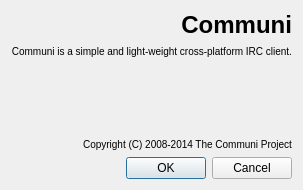
Old version of the form src/app/settingspage.ui in the repository communi/communi-desktop.
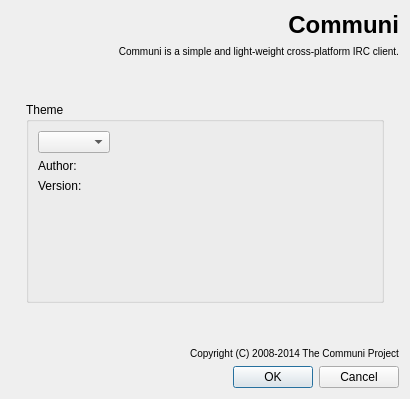
New version of the form. Icons and pictures are not drawn. Custom widgets are drawn as their Qt base class.

Commit message: Revise theme selection & preview

What changed in the file:
```diff
--- a/src/app/settingspage.ui
+++ b/src/app/settingspage.ui
@@ -4,15 +4,15 @@
  <widget class="QWidget" name="SettingsPage">
   <layout class="QVBoxLayout" name="verticalLayout">
    <item>
-    <layout class="QHBoxLayout" name="titleLayout">
-     <item>
+    <layout class="QGridLayout" name="gridLayout">
+     <item row="0" column="0">
       <widget class="QLabel" name="iconLabel">
        <property name="pixmap">
         <pixmap resource="../../resources/communi.qrc">:/icons/64x64/communi.png</pixmap>
        </property>
       </widget>
      </item>
-     <item>
+     <item row="0" column="1">
       <widget class="QLabel" name="titleLabel">
        <property name="sizePolicy">
         <sizepolicy hsizetype="MinimumExpanding" vsizetype="Preferred">
@@ -28,33 +28,165 @@
        </property>
       </widget>
      </item>
+     <item row="1" column="1">
+      <widget class="QLabel" name="sloganLabel">
+       <property name="text">
+        <string>&lt;small&gt;Communi is a simple and light-weight cross-platform IRC client.&lt;/small&gt;</string>
+       </property>
+       <property name="alignment">
+        <set>Qt::AlignRight|Qt::AlignTop|Qt::AlignTrailing</set>
+       </property>
+      </widget>
+     </item>
     </layout>
    </item>
    <item>
-    <widget class="QLabel" name="sloganLabel">
-     <property name="text">
-      <string>&lt;small&gt;Communi is a simple and light-weight cross-platform IRC client.&lt;/small&gt;</string>
+    <widget class="QWidget" name="container" native="true">
+     <property name="sizePolicy">
+      <sizepolicy hsizetype="Preferred" vsizetype="Expanding">
+       <horstretch>0</horstretch>
+       <verstretch>0</verstretch>
+      </sizepolicy>
      </property>
-     <property name="alignment">
-      <set>Qt::AlignRight|Qt::AlignTop|Qt::AlignTrailing</set>
-     </property>
-    </widget>
-   </item>
-   <item>
-    <widget class="QScrollArea" name="scrollArea">
-     <property name="frameShape">
-      <enum>QFrame::NoFrame</enum>
-     </property>
-     <property name="widgetResizable">
-      <bool>true</bool>
-     </property>
-     <widget class="QWidget" name="content">
-      <layout class="QVBoxLayout" name="contentLayout">
-       <property name="spacing">
-        <number>24</number>
-       </property>
-      </layout>
-     </widget>
+     <layout class="QGridLayout" name="gridLayout_3">
+      <item row="0" column="1">
+       <spacer name="topSpacer">
+        <property name="orientation">
+         <enum>Qt::Vertical</enum>
+        </property>
+        <property name="sizeType">
+         <enum>QSizePolicy::Preferred</enum>
+        </property>
+        <property name="sizeHint" stdset="0">
+         <size>
+          <width>20</width>
+          <height>29</height>
+         </size>
+        </property>
+       </spacer>
+      </item>
+      <item row="1" column="0">
+       <widget class="QWidget" name="leftSpacer" native="true">
+        <property name="sizePolicy">
+         <sizepolicy hsizetype="Expanding" vsizetype="Preferred">
+          <horstretch>1</horstretch>
+          <verstretch>0</verstretch>
+         </sizepolicy>
+        </property>
+       </widget>
+      </item>
+      <item row="1" column="1">
+       <widget class="QGroupBox" name="themeBox">
+        <property name="sizePolicy">
+         <sizepolicy hsizetype="MinimumExpanding" vsizetype="MinimumExpanding">
+          <horstretch>5</horstretch>
+          <verstretch>0</verstretch>
+         </sizepolicy>
+        </property>
+        <property name="title">
+         <string>Theme</string>
+        </property>
+        <layout class="QGridLayout" name="gridLayout_2">
+         <item row="0" column="0">
+          <widget class="QComboBox" name="themeCombo"/>
+         </item>
+         <item row="0" column="1" rowspan="2">
+          <widget class="ThemeWidget" name="previewLabel">
+           <property name="sizePolicy">
+            <sizepolicy hsizetype="Ignored" vsizetype="Ignored">
+             <horstretch>1</horstretch>
+             <verstretch>0</verstretch>
+            </sizepolicy>
+           </property>
+           <property name="minimumSize">
+            <size>
+             <width>256</width>
+             <height>160</height>
+            </size>
+           </property>
+           <property name="text">
+            <string>&lt;preview&gt;</string>
+           </property>
+           <property name="alignment">
+            <set>Qt::AlignLeading|Qt::AlignLeft|Qt::AlignTop</set>
+           </property>
+          </widget>
+         </item>
+         <item row="1" column="0">
+          <layout class="QFormLayout" name="formLayout">
+           <property name="fieldGrowthPolicy">
+            <enum>QFormLayout::AllNonFixedFieldsGrow</enum>
+           </property>
+           <item row="0" column="0">
+            <widget class="QLabel" name="authorLabel">
+             <property name="text">
+              <string>Author:</string>
+             </property>
+            </widget>
+           </item>
+           <item row="0" column="1">
+            <widget class="QLabel" name="authorField">
+             <property name="text">
+              <string>&lt;author&gt;</string>
+             </property>
+            </widget>
+           </item>
+           <item row="1" column="0">
+            <widget class="QLabel" name="versionLabel">
+             <property name="text">
+              <string>Version:</string>
+             </property>
+            </widget>
+           </item>
+           <item row="1" column="1">
+            <widget class="QLabel" name="versionField">
+             <property name="text">
+              <string>&lt;version&gt;</string>
+             </property>
+            </widget>
+           </item>
+           <item row="2" column="1">
+            <widget class="QLabel" name="descriptionField">
+             <property name="text">
+              <string>&lt;description&gt;</string>
+             </property>
+             <property name="wordWrap">
+              <bool>true</bool>
+             </property>
+            </widget>
+           </item>
+          </layout>
+         </item>
+        </layout>
+       </widget>
+      </item>
+      <item row="1" column="2">
+       <widget class="QWidget" name="rightSpacer" native="true">
+        <property name="sizePolicy">
+         <sizepolicy hsizetype="Expanding" vsizetype="Preferred">
+          <horstretch>1</horstretch>
+          <verstretch>0</verstretch>
+         </sizepolicy>
+        </property>
+       </widget>
+      </item>
+      <item row="2" column="1">
+       <spacer name="bottomSpacer">
+        <property name="orientation">
+         <enum>Qt::Vertical</enum>
+        </property>
+        <property name="sizeType">
+         <enum>QSizePolicy::Preferred</enum>
+        </property>
+        <property name="sizeHint" stdset="0">
+         <size>
+          <width>20</width>
+          <height>29</height>
+         </size>
+        </property>
+       </spacer>
+      </item>
+     </layout>
     </widget>
    </item>
    <item>
@@ -76,6 +208,13 @@
    </item>
   </layout>
  </widget>
+ <customwidgets>
+  <customwidget>
+   <class>ThemeWidget</class>
+   <extends>QLabel</extends>
+   <header>themewidget.h</header>
+  </customwidget>
+ </customwidgets>
  <tabstops>
   <tabstop>buttonBox</tabstop>
  </tabstops>
```
The commit also changes 4 other files.
